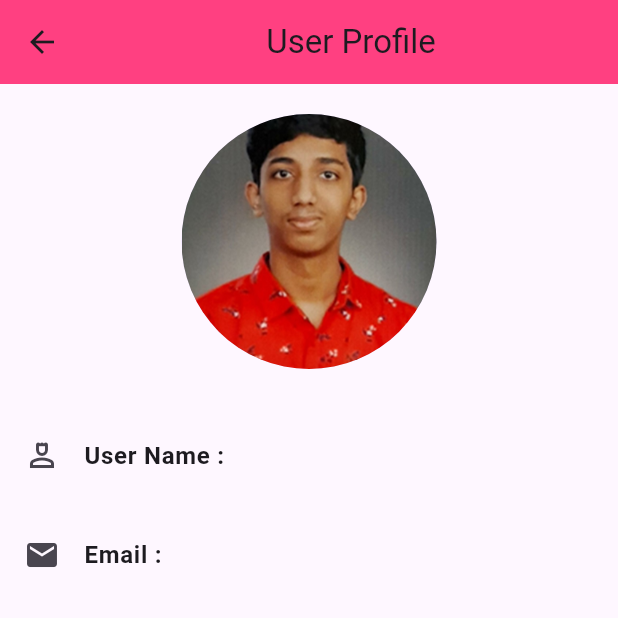
After one commit to techtactician22/Developed_PRA, a Flutter app: the UserProfile screen opened directly, on a phone screen of 412 x 824 dp, the top half of it. The commit adds this screen. Run offline on Flutter 3.47's test engine with Material 3 defaults, Android fonts, the phone set to English and light mode, and no system bars; our stand-ins replace animated_splash_screen, animated_text_kit, audioplayers, cloud_firestore, firebase_auth, firebase_core and 2 more; accounts and stored records are empty; network calls fail; key blocks and very long unbroken strings in the code were emptied for the run.

Commit message:
first commit

```diff
--- /dev/null
+++ b/lib/functions/authFunctions.dart
@@ -0,0 +1,24 @@
+import 'package:firebase_auth/firebase_auth.dart';
+import 'package:flutter/material.dart';
+
+signup(String email,String password)async{
+
+ try{
+  UserCredential userCredential = await FirebaseAuth.instance.createUserWithEmailAndPassword(
+    email: email,
+    password: password,
+
+  );
+
+} on FirebaseAuthException catch (e){
+  if (e.code == 'weak-password'){
+    print('The password provided is too weak.');
+
+  } else if (e.code == 'email-already-in-use'){
+    print('The account already exists for that email.');
+  }
+} catch (e) {
+  print(e);
+}
+
+}
--- a/lib/pages/drawer.dart
+++ b/lib/pages/drawer.dart
@@ -6,7 +6,7 @@ import 'package:rapp/pages/admin_page.dart';
 import 'package:rapp/pages/user_page.dart';
 
 class DrawerWidget extends StatelessWidget {
-  const DrawerWidget({super.key});
+  const DrawerWidget({super.key, required String username, required String email});
 
   @override
   Widget build(BuildContext context) {
@@ -29,7 +29,7 @@ class DrawerWidget extends StatelessWidget {
                   padding: EdgeInsets.all(10),
                   child: Row(
                   children: [
-                    CircleAvatar(radius: 70,backgroundImage: AssetImage("assets/logo.jpeg"),),
+                    CircleAvatar(radius: 70,backgroundImage: AssetImage("assets/logo.jpeg")),
                     SizedBox(width: 10,),
                     Column(
                       children: [
@@ -49,7 +49,7 @@ class DrawerWidget extends StatelessWidget {
               ),
 
               ListTile(leading: Icon(Icons.group),title:Text( "Users"),onTap: () {
-                Navigator.push(context,MaterialPageRoute(builder:(context)=>UserPage() ));
+                Navigator.push(context,MaterialPageRoute(builder:(context)=>UserPage(username: null, email: null,) ));
 
               },),
               ListTile(leading: Icon(Icons.person),title:Text("Admin"),onTap: (){
--- a/lib/pages/splash.dart
+++ b/lib/pages/splash.dart
@@ -3,6 +3,7 @@ import 'package:flutter/material.dart';
 import 'package:animated_splash_screen/animated_splash_screen.dart';
 import 'package:page_transition/page_transition.dart';
 import 'package:rapp/pages/drawer.dart';
+import 'package:rapp/pages/user_auth.dart';
 
 class SplashWidget extends StatefulWidget {
   const SplashWidget({super.key});
@@ -22,7 +23,7 @@ class _SplashWidgetState extends State<SplashWidget> {
 
    _navigatetohome()async{
     await Future.delayed(Duration(milliseconds: 3000),(){});
-    Navigator.pushReplacement(context, MaterialPageRoute(builder: (context)=>DrawerWidget()));
+    Navigator.pushReplacement(context, MaterialPageRoute(builder: (context)=>UserAuth()));
    }
 
   @override
--- a/lib/pages/text_problem.dart
+++ b/lib/pages/text_problem.dart
@@ -18,6 +18,7 @@ class TextProblem extends StatelessWidget {
       body: Container(
         height: h,
         width: w,
+        padding: EdgeInsets.all(10),
         child: Column(
           mainAxisAlignment: MainAxisAlignment.start,
           crossAxisAlignment: CrossAxisAlignment.center,
@@ -29,6 +30,7 @@ class TextProblem extends StatelessWidget {
             SizedBox(height: 30,),
 
             TextField(
+
               maxLines: 11,
               decoration: InputDecoration(
                 hintText: 'Enter Your Description here....',
--- /dev/null
+++ b/lib/pages/user_profile.dart
@@ -0,0 +1,50 @@
+import 'package:flutter/material.dart';
+
+class UserProfile extends StatelessWidget {
+  final String username;
+  final String email;
+
+  // Constructor to receive username and email
+  UserProfile({required this.username, required this.email});
+
+  @override
+  Widget build(BuildContext context) {
+    return Scaffold(
+      appBar: AppBar(
+        backgroundColor: Colors.pinkAccent,
+        title: Center(child: Text("User Profile")),
+      ),
+      body: Container(
+        child: Center(
+          child: Column(
+            mainAxisAlignment: MainAxisAlignment.start,
+            crossAxisAlignment: CrossAxisAlignment.center,
+            children: [
+              SizedBox(height: 20),
+              CircleAvatar(
+                radius: 85,
+                backgroundImage: AssetImage("assets/photo.jpeg"), // Ensure the path is valid
+              ),
+              SizedBox(height: 30),
+              ListTile(
+                leading: Icon(Icons.person_4_outlined),
+                title: Text(
+                  "User Name : $username",
+                  style: TextStyle(fontWeight: FontWeight.bold, fontSize: 16),
+                ),
+              ),
+              SizedBox(height: 10),
+              ListTile(
+                leading: Icon(Icons.email),
+                title: Text(
+                  "Email : $email",
+                  style: TextStyle(fontWeight: FontWeight.bold, fontSize: 16),
+                ),
+              ),
+            ],
+          ),
+        ),
+      ),
+    );
+  }
+}
--- a/pubspec.yaml
+++ b/pubspec.yaml
@@ -81,6 +81,7 @@ dependency_overrides:
   test_api: ^0.7.4
   vm_service: ^15.0.0
   flutter_lints: ^5.0.0
+  image_picker_ios: ^0.8.12+2
 
 
 
@@ -109,6 +110,9 @@ flutter:
   # To add assets to your application, add an assets section, like this:
   assets:
     - assets/logo.jpeg
+    - assets/WhatsApp Audio 2025-01-04 at 00.29.36_f2627e78.mp3
+    - assets/WhatsApp Audio 2025-01-04 at 00.48.12_76cd7c5f.mp3
+    - assets/photo.jpeg
   #   - images/a_dot_ham.jpeg
 
   # An image asset can refer to one or more resolution-specific "variants", see
```
Also changed, not shown: lib/main.dart (+10 -2 lines), lib/pages/user_auth.dart (added, +134 -0 lines), lib/pages/user_page.dart (+48 -6 lines), assets/photo.jpeg (added), firebase.json (added), lib/firebase_options.dart (added), pubspec.lock, 7 other files.
